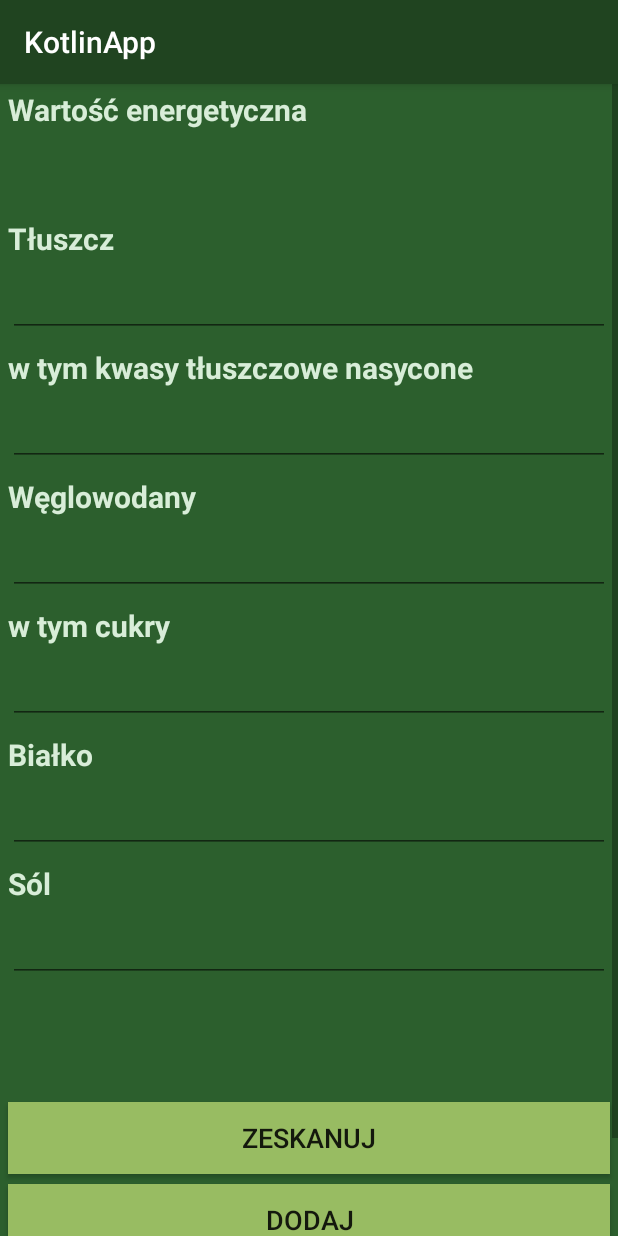
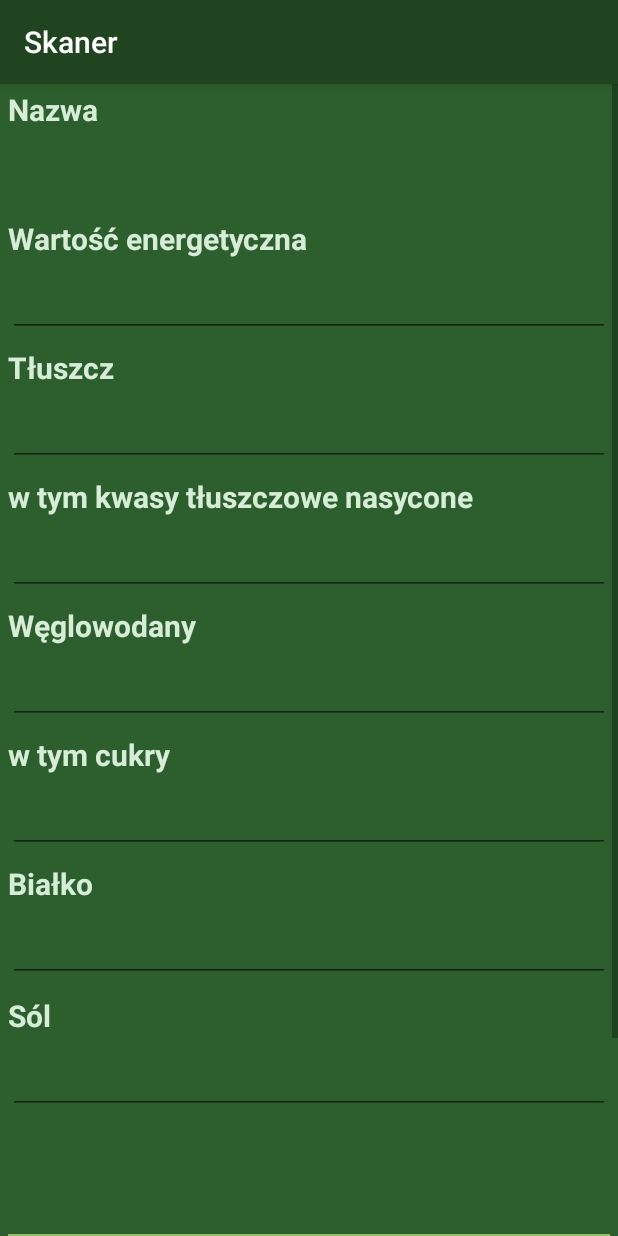
Before and after one commit to PGuzal/BarCodeScanner, an Android app: the AddPlace screen opened directly, with no data from a screen before it, on a phone screen of 412 x 824 dp. Run offline under Robolectric (Android 15) with nearby library versions, the phone set to English and light mode, and no system bars; libraries missing offline, so code that uses them is left out: com.google.zxing.integration.

Commit message:
Add name place

```diff
--- a/app/src/main/java/com/example/barcodescanner/AddPlace.kt
+++ b/app/src/main/java/com/example/barcodescanner/AddPlace.kt
@@ -10,7 +10,6 @@ import com.google.gson.Gson
 import com.google.gson.JsonObject
 import com.google.zxing.integration.android.IntentIntegrator
 import kotlinx.android.synthetic.main.activity_add_place.*
-import kotlinx.android.synthetic.main.activity_result.*
 import okhttp3.*
 import okhttp3.MediaType.Companion.toMediaType
 import okhttp3.RequestBody.Companion.toRequestBody
@@ -22,8 +21,9 @@ class AddPlace : AppCompatActivity() {
     override fun onCreate(savedInstanceState: Bundle?) {
         super.onCreate(savedInstanceState)
         setContentView(R.layout.activity_add_place)
-        title = "KotlinApp"
+        title = "Skaner"
         btn_add.setOnClickListener {
+            val Name_P = Name_entry.text
             val Calorie = Calorie_entry.text
             val Fat = Fat_entry.text
             val Saturated = Saturated_entry.text
@@ -32,13 +32,13 @@ class AddPlace : AppCompatActivity() {
             val Protein = Protein_entry.text
             val Sodium = Sodium_entry.text
             val Barcode = Result_view.text.toString()
-            if(Calorie.isBlank() || Fat.isBlank() || Saturated.isBlank() || Carb.isBlank() || Sugar.isBlank() || Protein.isBlank() || Sodium.isBlank()){
+            if(Calorie.isBlank() || Fat.isBlank() || Saturated.isBlank() || Carb.isBlank() || Sugar.isBlank() || Protein.isBlank() || Sodium.isBlank() || Name_P.isBlank()){
                 Toast.makeText(this,"Nie uzupełniłeś jednego z pól. Jeśli nie znasz wartości wpisz 0.", Toast.LENGTH_LONG).show()
             }else if(Barcode.isBlank()){
                 Toast.makeText(this,"Nie można wprowadzić produktu do bazy bez kodu kreskowego.", Toast.LENGTH_LONG).show()
             }else {
                 val url = "http://10.0.2.2:8000/save"
-                val json = "{\"code\": \"$Barcode\", \"calorie\": \"$Calorie\", \"fat\": \"$Fat\", \"saturated\": \"$Saturated\", \"carb\": \"$Carb\", \"sugar\": \"$Sugar\", \"protein\": \"$Protein\", \"sodium\": \"$Sodium\"}"
+                val json = "{\"code\": \"$Barcode\",\"name\": \"$Name_P\", \"calorie\": \"$Calorie\", \"fat\": \"$Fat\", \"saturated\": \"$Saturated\", \"carb\": \"$Carb\", \"sugar\": \"$Sugar\", \"protein\": \"$Protein\", \"sodium\": \"$Sodium\"}"
                 Toast.makeText(this,"Prosze poczekać na odpowiedź z serwera.", Toast.LENGTH_LONG).show()
                 saveJSON(url, json)
             }
--- a/app/src/main/java/com/example/barcodescanner/Product.kt
+++ b/app/src/main/java/com/example/barcodescanner/Product.kt
@@ -4,6 +4,7 @@ import com.google.gson.annotations.SerializedName
 
 data class Product(
     @field:SerializedName("code") val code: String?,
+    @field:SerializedName("name") val name: String?,
     @field:SerializedName("calorie") val calorie: Float?,
     @field:SerializedName("fat") val fat: Float?,
     @field:SerializedName("saturated") val saturated: Float?,
--- a/app/src/main/java/com/example/barcodescanner/ResultActivity.kt
+++ b/app/src/main/java/com/example/barcodescanner/ResultActivity.kt
@@ -58,7 +58,7 @@ class ResultActivity : AppCompatActivity() {
                     if(product.code.equals("brak")){
                         results_text = " Nie znaleziono kodu w bazie."
                     }else {
-                        results_text = " Wartość odżywcza (na 100 g/ml):\n\n Kod: "+product.code+"\n Wartość energetyczna: "+product.calorie+" kcal\n Tłuszcz: "+product.fat+" g\n w tym kwasy tłuszczowe nasycone: "+product.saturated+" g\n Węglowodany: "+product.carb+" g\n w tym cukry: "+product.sugar+" g\n Białko: "+product.protein+" g\n Sól: "+product.sodium+"g"
+                        results_text = " Wartość odżywcza (na 100 g/ml):\n\n Kod: "+product.code+"\n\n Nazwa produktu: "+product.name+"\n\n Wartość energetyczna: "+product.calorie+" kcal\n Tłuszcz: "+product.fat+" g\n w tym kwasy tłuszczowe nasycone: "+product.saturated+" g\n Węglowodany: "+product.carb+" g\n w tym cukry: "+product.sugar+" g\n Białko: "+product.protein+" g\n Sól: "+product.sodium+"g"
                     }
                     result_database.setText(results_text).toString()
                 }
--- a/app/src/main/res/layout/activity_add_place.xml
+++ b/app/src/main/res/layout/activity_add_place.xml
@@ -31,10 +31,35 @@
                 android:layout_marginTop="3dp"
                 android:layout_marginRight="5dp"
                 android:layout_marginBottom="3dp"
-                android:text="Wartość energetyczna"
+                android:text="Nazwa"
                 android:textColor="#d8edd8"
                 android:textSize="20sp"
                 android:textStyle="bold" />
+
+            <EditText
+                android:id="@+id/Name_entry"
+                android:layout_width="match_parent"
+                android:layout_height="wrap_content"
+                android:layout_marginLeft="5dp"
+                android:layout_marginTop="3dp"
+                android:layout_marginRight="5dp"
+                android:layout_marginBottom="3dp"
+                android:ems="10"
+                android:textColor="#d8edd8"
+                android:inputType="textAutoCorrect" />
+
+            <TextView
+                android:id="@+id/textView10"
+                android:layout_width="match_parent"
+                android:layout_height="wrap_content"
+                android:layout_marginLeft="5dp"
+                android:layout_marginTop="3dp"
+                android:layout_marginRight="5dp"
+                android:layout_marginBottom="3dp"
+                android:text="Wartość energetyczna"
+                android:textColor="#d8edd8"
+                android:textStyle="bold"
+                android:textSize="20sp" />
 
             <EditText
                 android:id="@+id/Calorie_entry"
@@ -46,10 +71,10 @@
                 android:layout_marginBottom="3dp"
                 android:ems="10"
                 android:textColor="#d8edd8"
-                android:inputType="number" />
+                android:inputType="numberDecimal|numberSigned" />
 
             <TextView
-                android:id="@+id/textView10"
+                android:id="@+id/textView9"
                 android:layout_width="match_parent"
                 android:layout_height="wrap_content"
                 android:layout_marginLeft="5dp"
@@ -74,7 +99,7 @@
                 android:inputType="numberDecimal|numberSigned" />
 
             <TextView
-                android:id="@+id/textView9"
+                android:id="@+id/textView8"
                 android:layout_width="match_parent"
                 android:layout_height="wrap_content"
                 android:layout_marginLeft="5dp"
@@ -99,7 +124,7 @@
                 android:inputType="numberDecimal|numberSigned" />
 
             <TextView
-                android:id="@+id/textView8"
+                android:id="@+id/textView7"
                 android:layout_width="match_parent"
                 android:layout_height="wrap_content"
                 android:layout_marginLeft="5dp"
@@ -124,7 +149,7 @@
                 android:inputType="numberDecimal|numberSigned" />
 
             <TextView
-                android:id="@+id/textView7"
+                android:id="@+id/textView6"
                 android:layout_width="match_parent"
                 android:layout_height="wrap_content"
                 android:layout_marginLeft="5dp"
@@ -149,7 +174,7 @@
                 android:inputType="numberDecimal|numberSigned" />
 
             <TextView
-                android:id="@+id/textView6"
+                android:id="@+id/textView5"
                 android:layout_width="match_parent"
                 android:layout_height="wrap_content"
                 android:layout_marginLeft="5dp"
@@ -168,13 +193,12 @@
                 android:layout_marginLeft="5dp"
                 android:layout_marginTop="3dp"
                 android:layout_marginRight="5dp"
-                android:layout_marginBottom="3dp"
+                android:layout_marginBottom="5dp"
                 android:ems="10"
                 android:textColor="#d8edd8"
                 android:inputType="numberDecimal|numberSigned" />
-
             <TextView
-                android:id="@+id/textView5"
+                android:id="@+id/sol"
                 android:layout_width="match_parent"
                 android:layout_height="wrap_content"
                 android:layout_marginLeft="5dp"
```
